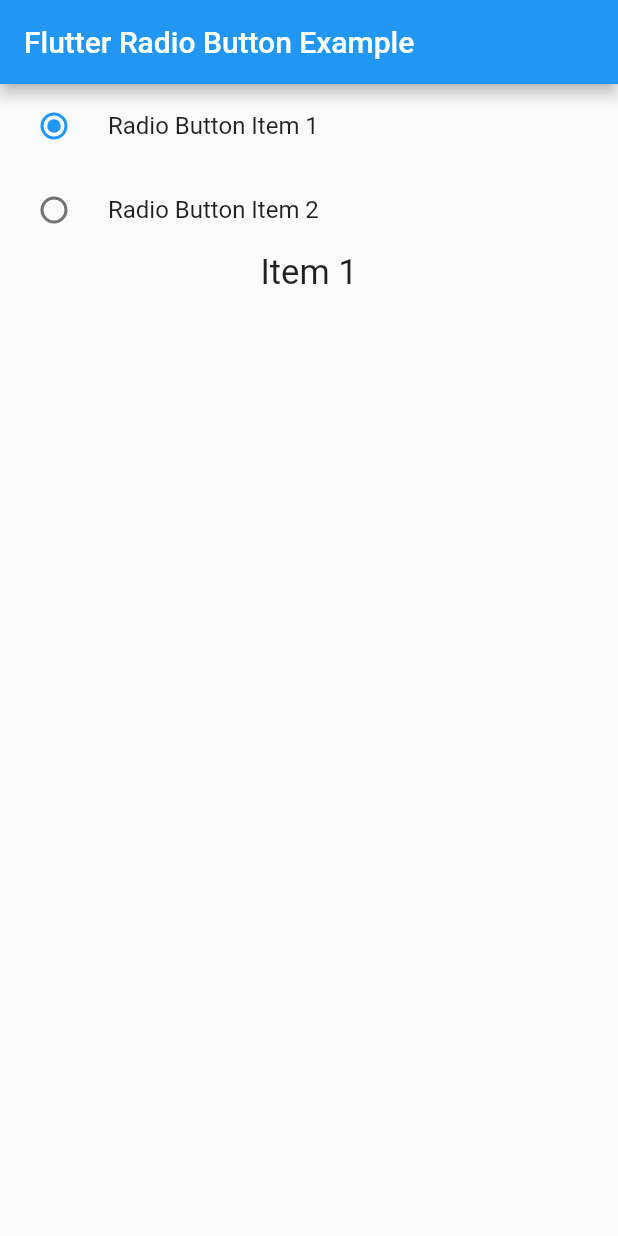
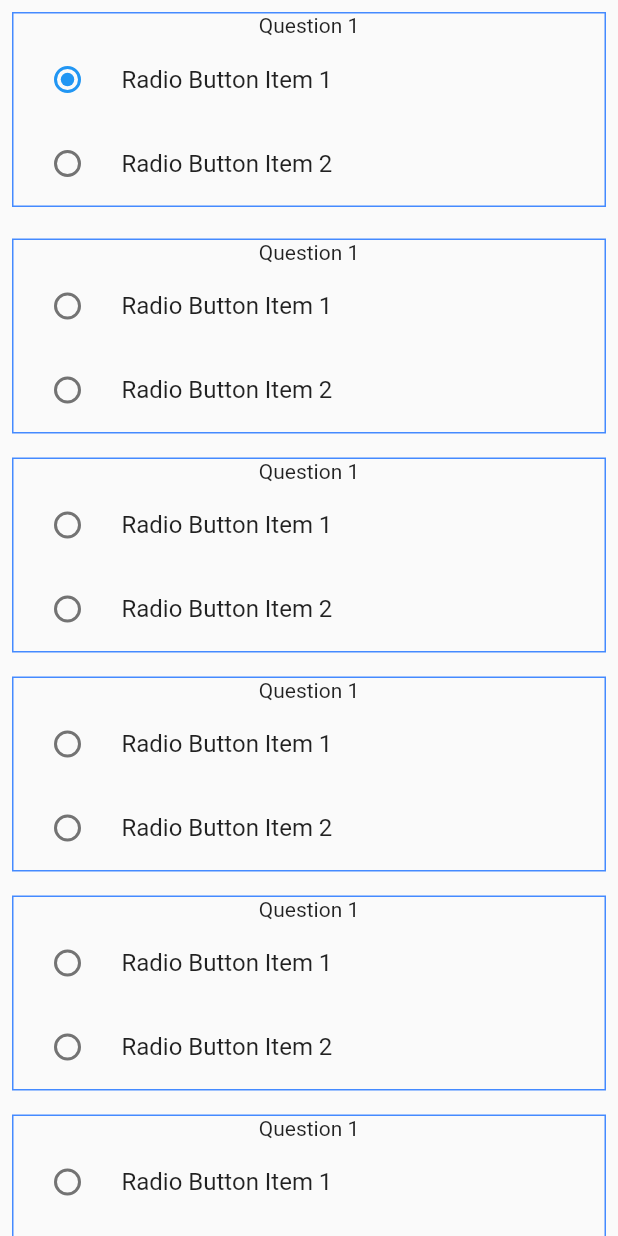
Before and after one commit to aktrxx/PollingApp, a Flutter app: the screen it shows after launch, after a tap on "Radio Button Item 1", on a phone screen of 412 x 824 dp. Run offline on Flutter 3.47's test engine with Material 2 defaults, Android fonts, the phone set to English and light mode, and no system bars.

Commit message:
Polling Pages

```diff
--- a/lib/Pages/Home.dart
+++ b/lib/Pages/Home.dart
@@ -0,0 +1,66 @@
+// ignore_for_file: prefer_const_constructors, prefer_const_literals_to_create_immutables
+
+import 'package:flutter/material.dart';
+import 'package:poll/Widgets/Question.dart';
+
+
+class HomePage extends StatefulWidget {
+  const HomePage({super.key});
+
+  @override
+  State<HomePage> createState() => _HomePageState();
+}
+
+class _HomePageState extends State<HomePage> {
+  String radioItem = '';
+
+  @override
+  Widget build(BuildContext context) {
+
+    return Scaffold(
+      body: SingleChildScrollView(
+        child: Column(
+          children: [
+            Padding(
+              padding: const EdgeInsets.all(8.0),
+              child: QuestionBlock(),
+            ),
+            SizedBox(height: 5,),
+            Padding(
+              padding: const EdgeInsets.all(8.0),
+              child: QuestionBlock(),
+            ),
+            Padding(
+              padding: const EdgeInsets.all(8.0),
+              child: QuestionBlock(),
+            ),
+            Padding(
+              padding: const EdgeInsets.all(8.0),
+              child: QuestionBlock(),
+            ),
+            Padding(
+              padding: const EdgeInsets.all(8.0),
+              child: QuestionBlock(),
+            ),
+            Padding(
+              padding: const EdgeInsets.all(8.0),
+              child: QuestionBlock(),
+            ),
+            Padding(
+              padding: const EdgeInsets.all(8.0),
+              child: QuestionBlock(),
+            ),
+            Padding(
+              padding: const EdgeInsets.all(8.0),
+              child: QuestionBlock(),
+            ),
+            Padding(
+              padding: const EdgeInsets.all(8.0),
+              child: QuestionBlock(),
+            ),
+          ],
+        ),
+      ),
+    );
+  }
+}
--- /dev/null
+++ b/lib/Widgets/Question.dart
@@ -0,0 +1,78 @@
+// ignore_for_file: prefer_const_constructors, use_key_in_widget_constructors
+
+import 'package:flutter/material.dart';
+
+class QuestionBlock extends StatefulWidget {
+  // const QuestionBlock({super.key});
+
+  @override
+  State<QuestionBlock> createState() => _QuestionBlockState();
+}
+
+class _QuestionBlockState extends State<QuestionBlock> {
+  String radioItem = '';
+  Widget build(BuildContext context) {
+    return Container(
+      decoration: BoxDecoration(border: Border.all(color: Colors.blueAccent)),
+      child: Column(
+
+        children: <Widget>[
+          Text('Question 1',),
+          RadioListTile(
+            groupValue: radioItem,
+            title: Text('Radio Button Item 1'),
+            value: 'Item 1',
+            onChanged: (val) {
+              setState(() {
+                radioItem = val!;
+              });
+            },
+          ),
+          RadioListTile(
+            groupValue: radioItem,
+            title: Text('Radio Button Item 2'),
+            value: 'Item 2',
+            onChanged: (val) {
+              setState(() {
+                radioItem = val!;
+              });
+            },
+          ),
+          // Text(
+          //   '$radioItem',
+          //   style: TextStyle(fontSize: 23),
+          // )
+        ],
+      ),
+    );
+  }
+}
+
+Widget buildWidget() {
+  return RadioListTile(
+    groupValue: 'hi', //radioItem,
+    title: Text('Radio Button Item 1'),
+    value: 'Item 2', onChanged: (Object? value) {},
+    // onChanged: (val) {
+    //   setState(() {
+    //     radioItem = val!;
+    //   });
+    // },
+  );
+}
+
+// List<Widget> _getListings() {
+//   List listings = <Widget>[];
+//   int i = 0;
+//   for (i = 0; i < 5; i++) {
+//     listings.add(
+//       RadioListTile<String>(
+//         title: const Text('Lafayette'),
+//         value: "c",
+//         groupValue: "x",
+//         onChanged: (_) {},
+//       ),
+//     );
+//   }
+//   return listings;
+// }
--- a/lib/main.dart
+++ b/lib/main.dart
@@ -1,6 +1,7 @@
 // ignore_for_file: prefer_const_constructors, unnecessary_string_interpolations, use_key_in_widget_constructors
 
 import 'package:flutter/material.dart';
+import 'package:poll/Pages/Home.dart';
 
 void main() => runApp(MyApp());
 
@@ -9,17 +10,13 @@ class MyApp extends StatelessWidget {
   Widget build(BuildContext context) {
     return MaterialApp(
       home: Scaffold(
-        appBar: AppBar(
-        title: Text("Flutter Radio Button Example"),
-        ),
-        body: SafeArea(
-          child : Center(
-
-          child:Radiobutton(),
-
-          )
-        )
-      ),
+          // appBar: AppBar(
+          // title: Text("Flutter Radio Button Example"),
+          // ),
+          body: SafeArea(
+              child: Center(
+        child: Radiobutton(),
+      ))),
     );
   }
 }
@@ -30,38 +27,9 @@ class Radiobutton extends StatefulWidget {
 }
 
 class RadioButtonWidget extends State {
-
   String radioItem = '';
 
   Widget build(BuildContext context) {
-    return Column(
-        children: <Widget>[
-
-          RadioListTile(
-              groupValue: radioItem,
-              title: Text('Radio Button Item 1'),
-              value: 'Item 1',
-              onChanged: (val) {
-                setState(() {
-                  radioItem = val!;
-                });
-              },
-            ),
-
-           RadioListTile(
-              groupValue: radioItem,
-              title: Text('Radio Button Item 2'),
-              value: 'Item 2',
-              onChanged: (val) {
-                setState(() {
-                  radioItem = val!;
-                });
-              },
-            ),
-
-           Text('$radioItem', style: TextStyle(fontSize: 23),)
-
-        ],
-    );
+    return HomePage();
   }
 }
```
